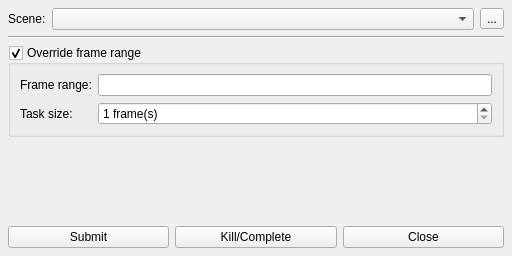
This is core/tools/gpsSubmit/submit_ui.ui in mjbonnington/icarus-gps as Qt 5 draws it before an edit. The edited form follows.
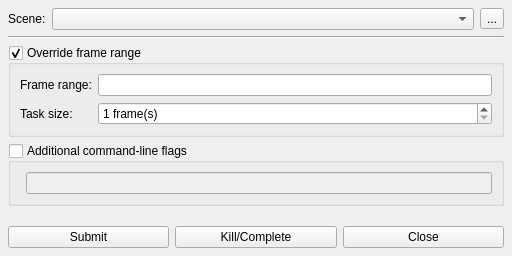
This is the edited form.

What changed in the file:
```diff
--- a/core/tools/gpsSubmit/submit_ui.ui
+++ b/core/tools/gpsSubmit/submit_ui.ui
@@ -131,6 +131,34 @@
         </layout>
        </widget>
       </item>
+      <item>
+       <widget class="QGroupBox" name="flags_groupBox">
+        <property name="toolTip">
+         <string>Allows additional command-line flags to be specified</string>
+        </property>
+        <property name="title">
+         <string>Additional command-line flags</string>
+        </property>
+        <property name="checkable">
+         <bool>true</bool>
+        </property>
+        <property name="checked">
+         <bool>false</bool>
+        </property>
+        <layout class="QFormLayout" name="formLayout_2">
+         <property name="fieldGrowthPolicy">
+          <enum>QFormLayout::AllNonFixedFieldsGrow</enum>
+         </property>
+         <item row="0" column="1">
+          <widget class="QLineEdit" name="flags_lineEdit">
+           <property name="text">
+            <string/>
+           </property>
+          </widget>
+         </item>
+        </layout>
+       </widget>
+      </item>
      </layout>
     </widget>
    </item>
```
Left out of the diff: 1 changed line with no effect on the pictures.
